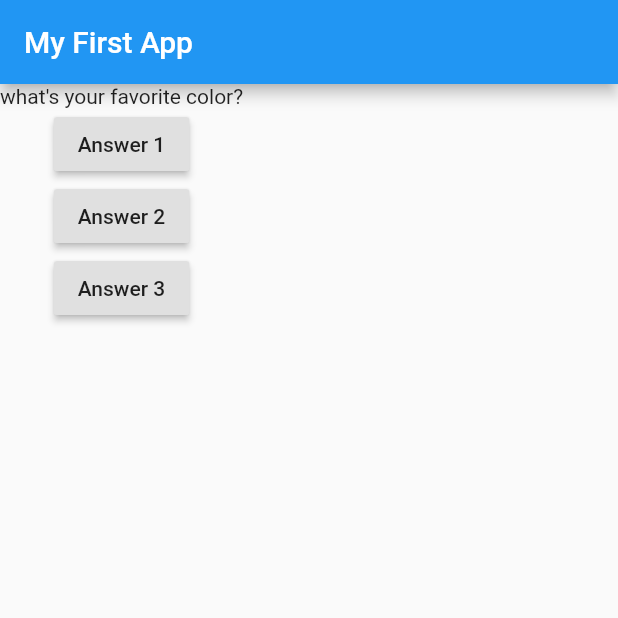
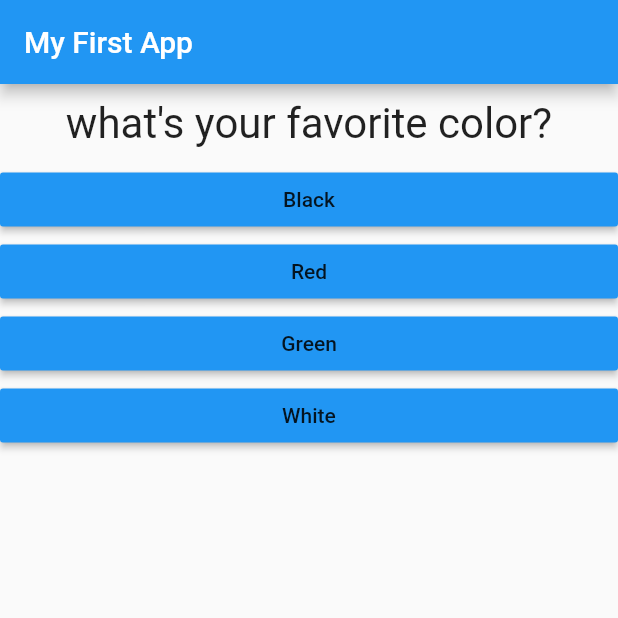
Before and after one commit to lantusky/flutter_learn, a Flutter app: the screen it shows after launch, on a phone screen of 412 x 824 dp, the top half of it. Run offline on Flutter 3.47's test engine with Material 2 defaults, Android fonts, the phone set to English and light mode, and no system bars.

Commit message:
sec2, 48

```diff
--- /dev/null
+++ b/lib/answer.dart
@@ -0,0 +1,20 @@
+import 'package:flutter/material.dart';
+
+class Answer extends StatelessWidget {
+  final Function selectHandler;
+  final String answerText;
+
+  Answer(this.selectHandler, this.answerText);
+
+  @override
+  Widget build(BuildContext context) {
+    return Container(
+      width: double.infinity,
+      child: RaisedButton(
+        color: Colors.blue,
+        child: Text(answerText),
+        onPressed: selectHandler,
+      ),
+    );
+  }
+}
--- a/lib/main.dart
+++ b/lib/main.dart
@@ -1,54 +1,63 @@
 import 'package:flutter/material.dart';
+
+import './question.dart';
+import './answer.dart';
 
 void main() => runApp(MyApp());
 
 class MyApp extends StatefulWidget {
   @override
   State<StatefulWidget> createState() {
-    // TODO: implement createState
-    return MyAppState();
+    return _MyAppState();
   }
 }
 
-class MyAppState extends State<MyApp> {
-  var questionIndex = 0;
+class _MyAppState extends State<MyApp> {
+  final questions = [
+    {
+      'questionText': "what's your favorite color?",
+      'answers': ['Black', 'Red', 'Green', 'White'],
+    },
+    {
+      'questionText': "what's your favorite animal?",
+      'answers': ['Dog', 'Cat', 'Fish', 'Bird'],
+    },
+    {
+      'questionText': "what's your favorite instructor?",
+      'answers': ['Black', 'Red', 'Green', 'White'],
+    },
+  ];
 
-  void answerQuestion() {
+  var _questionIndex = 0;
+
+  void _answerQuestion() {
     setState(() {
-      questionIndex += 1;
-    });
+      _questionIndex += 1;
+    }); // re-build
   }
 
   @override
   Widget build(BuildContext context) {
-    var questions = [
-      "what's your favorite color?",
-      "what's your favorite animal?"
-    ];
     return MaterialApp(
       home: Scaffold(
         appBar: AppBar(
           title: Text('My First App'),
         ),
-        body: Column(
-          children: <Widget>[
-            Text(questions[questionIndex]),
-            RaisedButton(
-              child: Text('Answer 1'),
-              onPressed: answerQuestion,
-            ),
-            RaisedButton(
-              child: Text('Answer 2'),
-              onPressed: () => print('Answer 2 chosen!'),
-            ),
-            RaisedButton(
-              child: Text('Answer 3'),
-              onPressed: () {
-                print('Answer 3 chosen!');
-              },
-            ),
-          ],
-        ),
+        body: _questionIndex < questions.length
+            ? Column(
+                children: <Widget>[
+                  Question(
+                    questions[_questionIndex]['questionText'],
+                  ),
+                  ...(questions[_questionIndex]['answers'] as List<String>)
+                      .map((answer) {
+                    return Answer(_answerQuestion, answer);
+                  }).toList()
+                ],
+              )
+            : Center(
+                child: Text('You did it!'),
+              ),
       ),
     );
   }
--- /dev/null
+++ b/lib/question.dart
@@ -0,0 +1,20 @@
+import 'package:flutter/material.dart';
+
+class Question extends StatelessWidget {
+  final String questionText;
+
+  Question(this.questionText);
+
+  @override
+  Widget build(BuildContext context) {
+    return Container(
+      width: double.infinity,
+      margin: EdgeInsets.all(10),
+      child: Text(
+        questionText,
+        style: TextStyle(fontSize: 28),
+        textAlign: TextAlign.center,
+      ),
+    );
+  }
+}
```
Also changed, not shown: lib/practice.dart (deleted), lib/quiz.dart (added), lib/result.dart (added).
